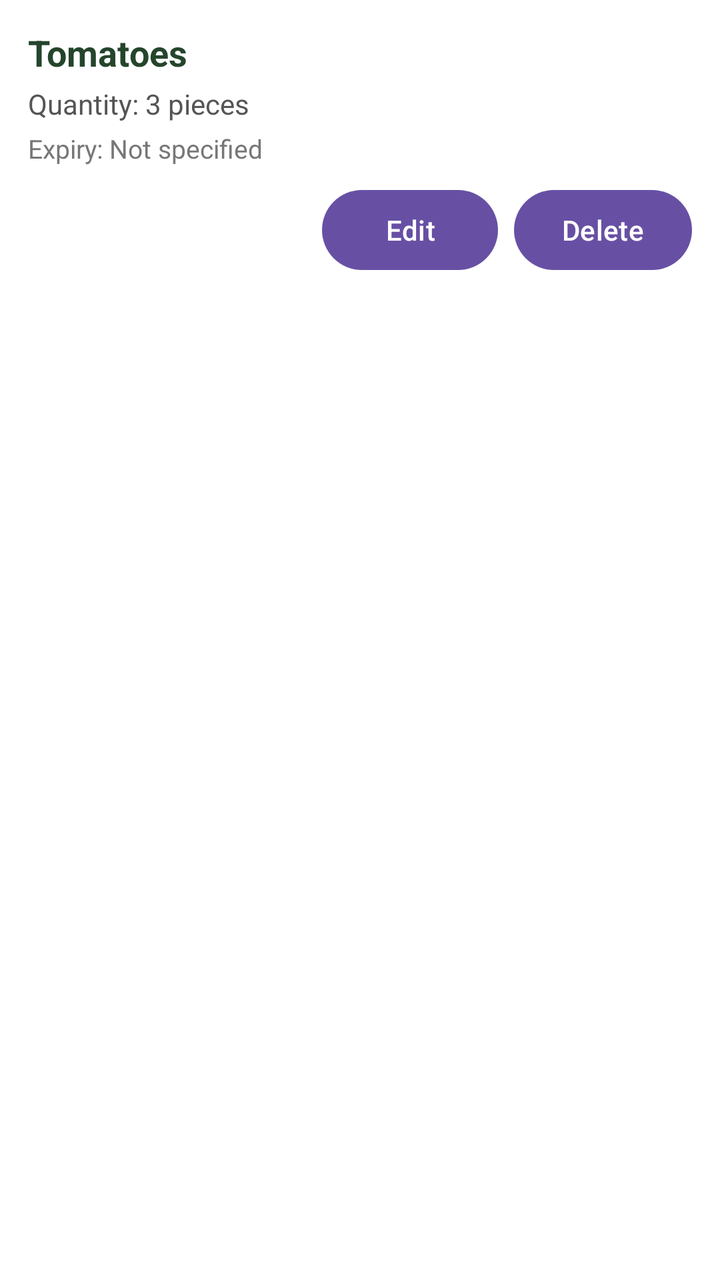
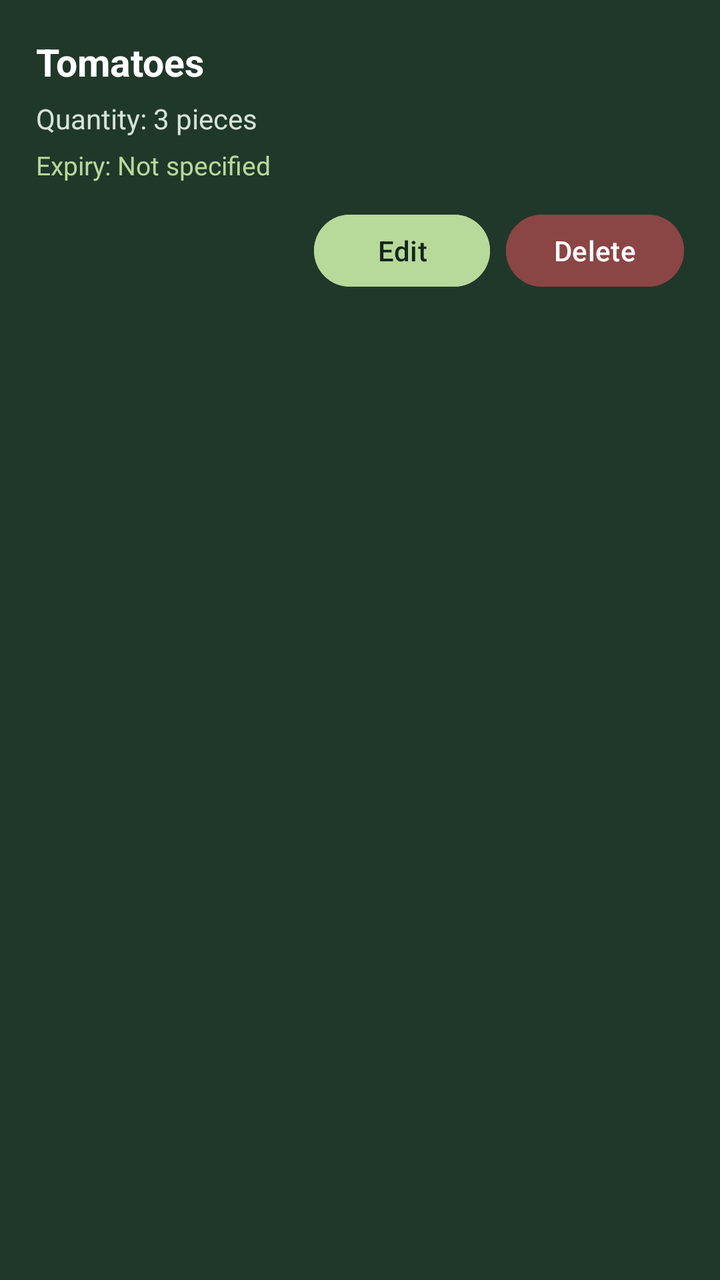

Compare the two renders of this Android layout. The source of the first and the diff that turns it into the second are given below.
<!-- AndroidManifest.xml: application theme Theme.SmartPantryManager -->
<!-- res/layout/item_ingredient.xml -->
<?xml version="1.0" encoding="utf-8"?>

<LinearLayout xmlns:android="http://schemas.android.com/apk/res/android"
    android:layout_width="match_parent"
    android:layout_height="wrap_content"
    android:layout_marginBottom="8dp"
    android:background="#FFFFFF"
    android:elevation="2dp"
    android:orientation="vertical"
    android:padding="14dp">

    <TextView
        android:id="@+id/txtIngredientName"
        android:layout_width="match_parent"
        android:layout_height="wrap_content"
        android:text="Tomatoes"
        android:textColor="#24452C"
        android:textSize="18sp"
        android:textStyle="bold" />

    <TextView
        android:id="@+id/txtIngredientQuantity"
        android:layout_width="match_parent"
        android:layout_height="wrap_content"
        android:layout_marginTop="4dp"
        android:text="Quantity: 3 pieces"
        android:textColor="#555555"
        android:textSize="14sp" />

    <TextView
        android:id="@+id/txtIngredientExpiry"
        android:layout_width="match_parent"
        android:layout_height="wrap_content"
        android:layout_marginTop="4dp"
        android:text="Expiry: Not specified"
        android:textColor="#777777"
        android:textSize="13sp" />

    <LinearLayout
        android:layout_width="match_parent"
        android:layout_height="wrap_content"
        android:layout_marginTop="8dp"
        android:gravity="end"
        android:orientation="horizontal">

        <Button
            android:id="@+id/btnEditIngredient"
            android:layout_width="wrap_content"
            android:layout_height="wrap_content"
            android:text="Edit" />

        <Button
            android:id="@+id/btnDeleteIngredient"
            android:layout_width="wrap_content"
            android:layout_height="wrap_content"
            android:layout_marginStart="8dp"
            android:text="Delete" />

    </LinearLayout>

</LinearLayout>
<!-- resources referenced by this layout -->
<resources>
  <style name="Theme.SmartPantryManager" parent="Base.Theme.SmartPantryManager" />
  <style name="Base.Theme.SmartPantryManager" parent="Theme.Material3.DayNight.NoActionBar">
          
          
      </style>
</resources>

<!-- the commit's change to res/layout/item_ingredient.xml (unified diff, before → after) -->
@@ -1,60 +1,67 @@
 <?xml version="1.0" encoding="utf-8"?>
 
-<LinearLayout xmlns:android="http://schemas.android.com/apk/res/android"
+<LinearLayout
+    xmlns:android="http://schemas.android.com/apk/res/android"
     android:layout_width="match_parent"
     android:layout_height="wrap_content"
-    android:layout_marginBottom="8dp"
-    android:background="#FFFFFF"
-    android:elevation="2dp"
+    android:layout_marginBottom="12dp"
+    android:background="#20382A"
+    android:elevation="3dp"
     android:orientation="vertical"
-    android:padding="14dp">
+    android:padding="18dp">
 
     <TextView
         android:id="@+id/txtIngredientName"
         android:layout_width="match_parent"
         android:layout_height="wrap_content"
         android:text="Tomatoes"
-        android:textColor="#24452C"
-        android:textSize="18sp"
+        android:textColor="#FFFFFF"
+        android:textSize="19sp"
         android:textStyle="bold" />
 
     <TextView
         android:id="@+id/txtIngredientQuantity"
         android:layout_width="match_parent"
         android:layout_height="wrap_content"
-        android:layout_marginTop="4dp"
+        android:layout_marginTop="6dp"
         android:text="Quantity: 3 pieces"
-        android:textColor="#555555"
+        android:textColor="#D6E3D7"
         android:textSize="14sp" />
 
     <TextView
         android:id="@+id/txtIngredientExpiry"
         android:layout_width="match_parent"
         android:layout_height="wrap_content"
-        android:layout_marginTop="4dp"
+        android:layout_marginTop="5dp"
         android:text="Expiry: Not specified"
-        android:textColor="#777777"
+        android:textColor="#B7D99A"
         android:textSize="13sp" />
 
     <LinearLayout
         android:layout_width="match_parent"
         android:layout_height="wrap_content"
-        android:layout_marginTop="8dp"
+        android:layout_marginTop="12dp"
         android:gravity="end"
         android:orientation="horizontal">
 
         <Button
             android:id="@+id/btnEditIngredient"
             android:layout_width="wrap_content"
-            android:layout_height="wrap_content"
-            android:text="Edit" />
+            android:layout_height="44dp"
+            android:text="Edit"
+            android:textAllCaps="false"
+            android:textColor="#14251B"
+            android:backgroundTint="#B7D99A" />
 
         <Button
             android:id="@+id/btnDeleteIngredient"
             android:layout_width="wrap_content"
-            android:layout_height="wrap_content"
+            android:layout_height="44dp"
             android:layout_marginStart="8dp"
-            android:text="Delete" />
+            android:text="Delete"
+            android:textAllCaps="false"
+            android:textColor="#FFFFFF"
+            android:backgroundTint="#8B4545" />
 
     </LinearLayout>
 
